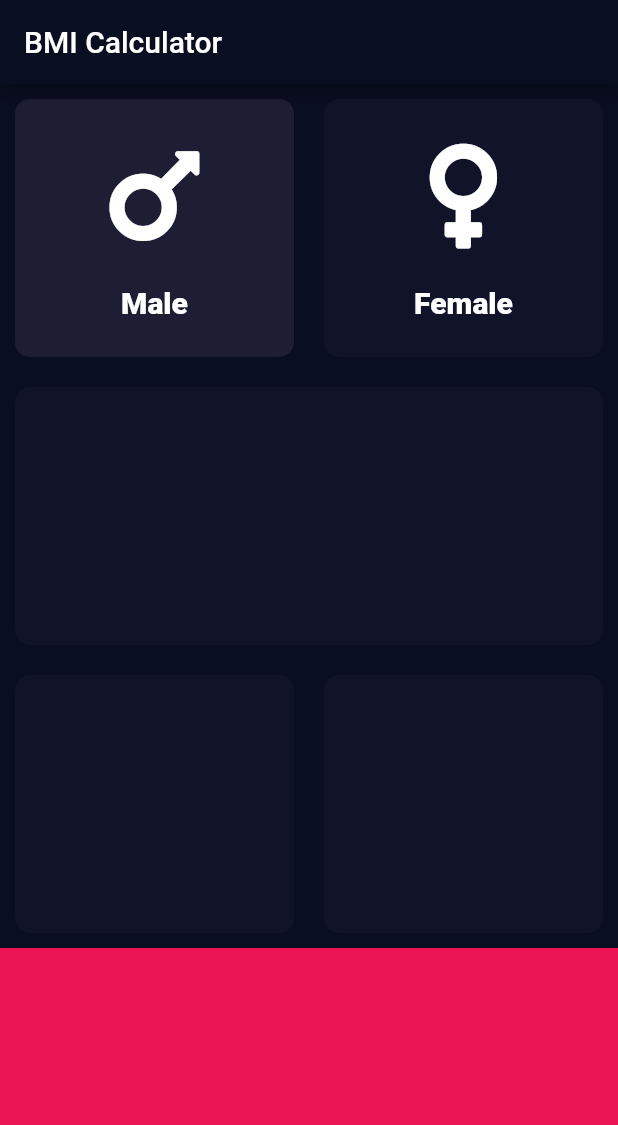
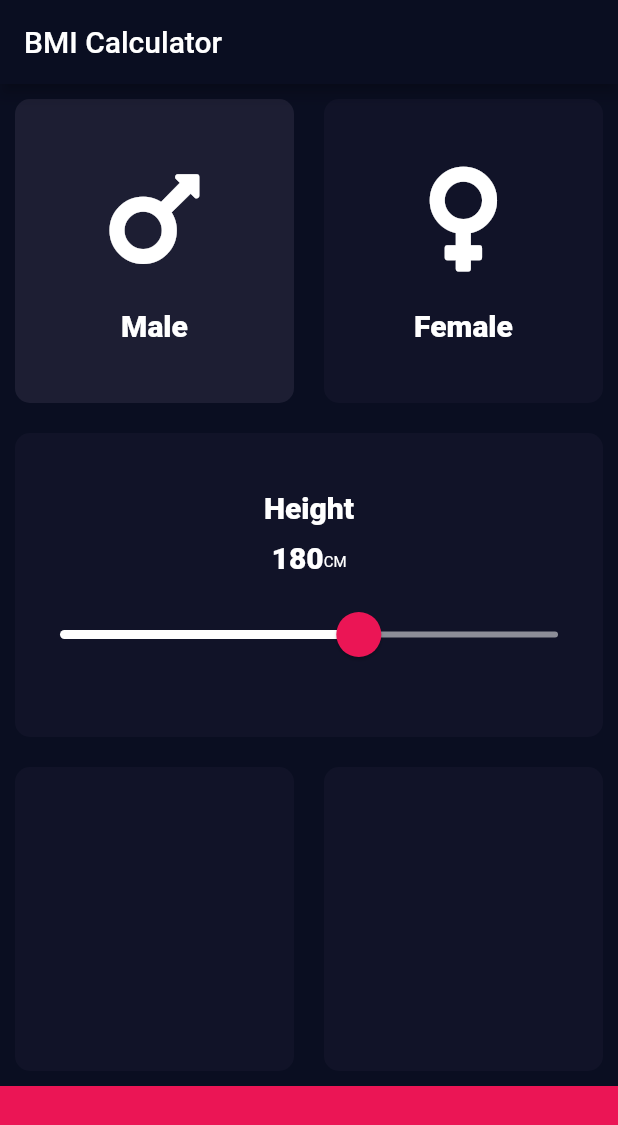
Before and after one commit to AhmedGrati/BMICalculatorFlutter, a Flutter app: the screen it shows after launch, after a tap on "Male", on a phone screen of 412 x 824 dp. Shown: the top 1125 px of the screen. Run offline on Flutter 3.47's test engine with Material 2 defaults, Android fonts, the phone set to English and light mode, and no system bars; our stand-ins replace font_awesome_flutter.

Commit message:
add slider widget with theme

```diff
--- a/lib/card_box.dart
+++ b/lib/card_box.dart
@@ -1,17 +1,21 @@
 import 'package:flutter/material.dart';
 
 class CardBox extends StatelessWidget {
-  CardBox({@required this.colour , this.cardChild });
+  CardBox({@required this.colour , this.cardChild , this.onPress });
   final Color colour;
   final Widget cardChild;
+  final Function onPress;
   @override
   Widget build(BuildContext context) {
-    return Container(
-      child: cardChild,
-      margin: EdgeInsets.all(10.0),
-      decoration: BoxDecoration(
-        color: colour,
-        borderRadius: BorderRadius.circular(10.0)
+    return GestureDetector(
+      onTap: onPress,
+      child: Container(
+        child: cardChild,
+        margin: EdgeInsets.all(10.0),
+        decoration: BoxDecoration(
+          color: colour,
+          borderRadius: BorderRadius.circular(10.0)
+        ),
       ),
     );
   }
--- /dev/null
+++ b/lib/constants.dart
@@ -0,0 +1,14 @@
+import 'package:flutter/material.dart';
+const kActiveCardColor = Color(0xFF1D1E33);
+const kInactiveCardColor = Color(0xFF111328);
+const kBottomColor = Color(0xFFEB1555);
+const kBottomHeight = 100.0;
+const kIconContentTextStyle =  TextStyle(
+    color: Colors.white,
+    fontWeight: FontWeight.w900,
+    fontSize: 20.0
+);
+const kCentimeterStyle = TextStyle(
+  color: Colors.white,
+  fontSize: 10.0
+);
--- a/lib/icon_content.dart
+++ b/lib/icon_content.dart
@@ -1,10 +1,6 @@
 import 'package:flutter/material.dart';
 import 'package:font_awesome_flutter/font_awesome_flutter.dart';
-const iconContentTextStyle =  TextStyle(
-    color: Colors.white,
-    fontWeight: FontWeight.w900,
-    fontSize: 20.0
-);
+import 'constants.dart';
 class IconContent extends StatelessWidget {
   IconContent({@required this.iconData , this.content});
   final IconData iconData;
@@ -22,7 +18,7 @@ class IconContent extends StatelessWidget {
           ),
           SizedBox(height: 20.0,),
           Text(content ,
-            style: iconContentTextStyle,
+            style: kIconContentTextStyle,
           )
         ],
       ),
--- a/lib/input_page.dart
+++ b/lib/input_page.dart
@@ -3,9 +3,7 @@ import 'package:font_awesome_flutter/font_awesome_flutter.dart';
 import 'card_box.dart';
 import 'icon_content.dart';
 import 'gender.dart';
-const activeCardColor = Color(0xFF1D1E33);
-const inactiveCardColor = Color(0xFF111328);
-const bottomColor = Color(0xFFEB1555);
+import 'constants.dart';
 
 class InputPage extends StatefulWidget {
   @override
@@ -14,27 +12,8 @@ class InputPage extends StatefulWidget {
 
 class _InputPageState extends State<InputPage> {
 
-  Color maleCardColor =  inactiveCardColor;
-  Color femaleCardColor =  inactiveCardColor;
-//  Color femaleCardColor =  Color(0xFF1D1E33);
-
-  void changeCardColor(Gender gender) {
-    if(gender == Gender.male) {
-      if(maleCardColor == inactiveCardColor) {
-        maleCardColor = activeCardColor;
-        femaleCardColor = inactiveCardColor;
-      }else{
-        maleCardColor = inactiveCardColor;
-      }
-    }else{
-      if(femaleCardColor == inactiveCardColor) {
-        femaleCardColor = activeCardColor;
-        maleCardColor = inactiveCardColor;
-      }else{
-        femaleCardColor = inactiveCardColor;
-      }
-    }
-  }
+  Gender selectedGender;
+  int heightValue = 180;
   @override
   Widget build(BuildContext context) {
     return Container(
@@ -44,62 +23,103 @@ class _InputPageState extends State<InputPage> {
             child: Row(
               children: <Widget>[
                 Expanded(
-                    child: GestureDetector(
-                      onTap: () {
-                        setState(() {
-                          changeCardColor(Gender.male);
-                        });
-                      },
                       child: CardBox(
-                        colour: maleCardColor,
+                        onPress: () {
+                          setState(() {
+                            selectedGender = Gender.male;
+                          });
+                        },
+                        colour: selectedGender == Gender.male ? kActiveCardColor : kInactiveCardColor,
                         cardChild: IconContent(
                           iconData: FontAwesomeIcons.mars,
                           content: 'Male',
                         )
                       ),
-                    )
                 ),
                 Expanded(
-                    child: GestureDetector(
-                      onTap: () {
-                        setState(() {
-                          changeCardColor(Gender.female);
-                        });
-                      },
                       child: CardBox(
-                        colour: femaleCardColor,
+                        onPress: () {
+                          setState(() {
+                            selectedGender = Gender.female;
+                          });
+                        },
+                        colour: selectedGender == Gender.female ? kActiveCardColor : kInactiveCardColor,
                         cardChild: IconContent(
                           iconData: FontAwesomeIcons.venus,
                           content: 'Female',
                         ),
                       ),
-                    )
                 )
               ],
             ),
           ),
-          Expanded(child: CardBox(
-            colour: inactiveCardColor,
+          Expanded(
+              child: CardBox(
+              colour: kInactiveCardColor,
+                cardChild: Column(
+                  mainAxisAlignment: MainAxisAlignment.center,
+                  children: <Widget>[
+                    Text('Height',
+                      style: kIconContentTextStyle
+                    ),
+                    SizedBox(height: 10.0,),
+                    Row(
+                      mainAxisAlignment: MainAxisAlignment.center,
+                      crossAxisAlignment: CrossAxisAlignment.baseline,
+                      textBaseline: TextBaseline.alphabetic,
+                      children: <Widget>[
+                        Text(heightValue.toString() ,
+                          style: kIconContentTextStyle,
+                        ),
+
+                        Text('CM' ,
+                          style:kCentimeterStyle
+                        )
+                      ],
+                    ),
+                    SizedBox(height: 10.0,),
+                    SliderTheme(
+                      data:SliderTheme.of(context).copyWith(
+                        inactiveTrackColor: Color(0xFF8D8E98),
+                        activeTrackColor: Colors.white,
+                        thumbColor: Color(0xFFEB1555),
+                        overlayColor: Color(0x29EB1555),
+                        thumbShape: RoundSliderThumbShape(enabledThumbRadius: 15.0),
+                        overlayShape: RoundSliderOverlayShape(overlayRadius: 30.0),
+                      ),
+                      child:
+                        Slider(
+                        value: heightValue.toDouble(),
+                        min: 120.0,
+                        max: 220.0,
+                        onChanged: (double value) {
+                          setState(() {
+                            heightValue = value.round();
+                          });
+                        },
+                      ),
+                    )
+                  ],
+              ),
           )),
           Expanded(
             child: Row(
               children: <Widget>[
                 Expanded(child: CardBox(
-                  colour: inactiveCardColor,
+                  colour: kInactiveCardColor,
                 )),
                 Expanded(child: CardBox(
-                  colour: inactiveCardColor,
+                  colour: kInactiveCardColor,
                 ))
               ],
             ),
           ),
-          Expanded(
-            child: Container(
+          Container(
+              height: kBottomHeight,
               decoration: BoxDecoration(
-                  color: bottomColor
+                  color: kBottomColor
               ),
             ),
-          )
         ],
       ),
     );
```
